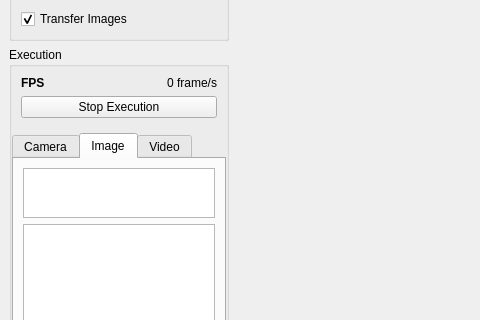
Old version of the form tools/SolaisTerminal/MainWindow.ui in the repository Meta-Team/Meta-Vision-Solais; both pictures show x 0 to 480 and y 111 to 431 of the 1248 by 836 pixel window.
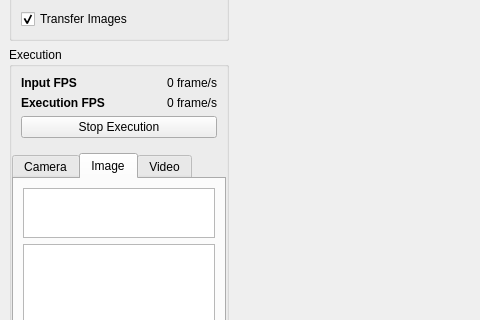
New version of the form. The open tabs and pages were chosen to show the change.

```diff
--- a/tools/SolaisTerminal/MainWindow.ui
+++ b/tools/SolaisTerminal/MainWindow.ui
@@ -226,14 +226,7 @@
           <item>
            <widget class="QWidget" name="widget_3" native="true">
             <layout class="QGridLayout" name="gridLayout_4">
-             <item row="0" column="0">
-              <widget class="QLabel" name="label">
-               <property name="text">
-                <string>&lt;html&gt;&lt;head/&gt;&lt;body&gt;&lt;p&gt;&lt;span style=&quot; font-weight:600;&quot;&gt;FPS&lt;/span&gt;&lt;/p&gt;&lt;/body&gt;&lt;/html&gt;</string>
-               </property>
-              </widget>
-             </item>
-             <item row="0" column="1">
+             <item row="1" column="1">
               <widget class="QLabel" name="fpsLabel">
                <property name="text">
                 <string>0 frame/s</string>
@@ -243,13 +236,37 @@
                </property>
               </widget>
              </item>
-             <item row="1" column="0" colspan="2">
+             <item row="2" column="0" colspan="2">
               <widget class="QPushButton" name="stopButton">
                <property name="text">
                 <string>Stop Execution</string>
                </property>
               </widget>
              </item>
+             <item row="1" column="0">
+              <widget class="QLabel" name="label">
+               <property name="text">
+                <string>&lt;html&gt;&lt;head/&gt;&lt;body&gt;&lt;p&gt;&lt;span style=&quot; font-weight:600;&quot;&gt;Execution FPS&lt;/span&gt;&lt;/p&gt;&lt;/body&gt;&lt;/html&gt;</string>
+               </property>
+              </widget>
+             </item>
+             <item row="0" column="0">
+              <widget class="QLabel" name="label_2">
+               <property name="text">
+                <string>&lt;html&gt;&lt;head/&gt;&lt;body&gt;&lt;p&gt;&lt;span style=&quot; font-weight:600;&quot;&gt;Input FPS&lt;/span&gt;&lt;/p&gt;&lt;/body&gt;&lt;/html&gt;</string>
+               </property>
+              </widget>
+             </item>
+             <item row="0" column="1">
+              <widget class="QLabel" name="inputFPSLabel">
+               <property name="text">
+                <string>0 frame/s</string>
+               </property>
+               <property name="alignment">
+                <set>Qt::AlignRight|Qt::AlignTrailing|Qt::AlignVCenter</set>
+               </property>
+              </widget>
+             </item>
             </layout>
            </widget>
           </item>
```
Left out of the diff: 2 changed lines with no effect on the pictures.
